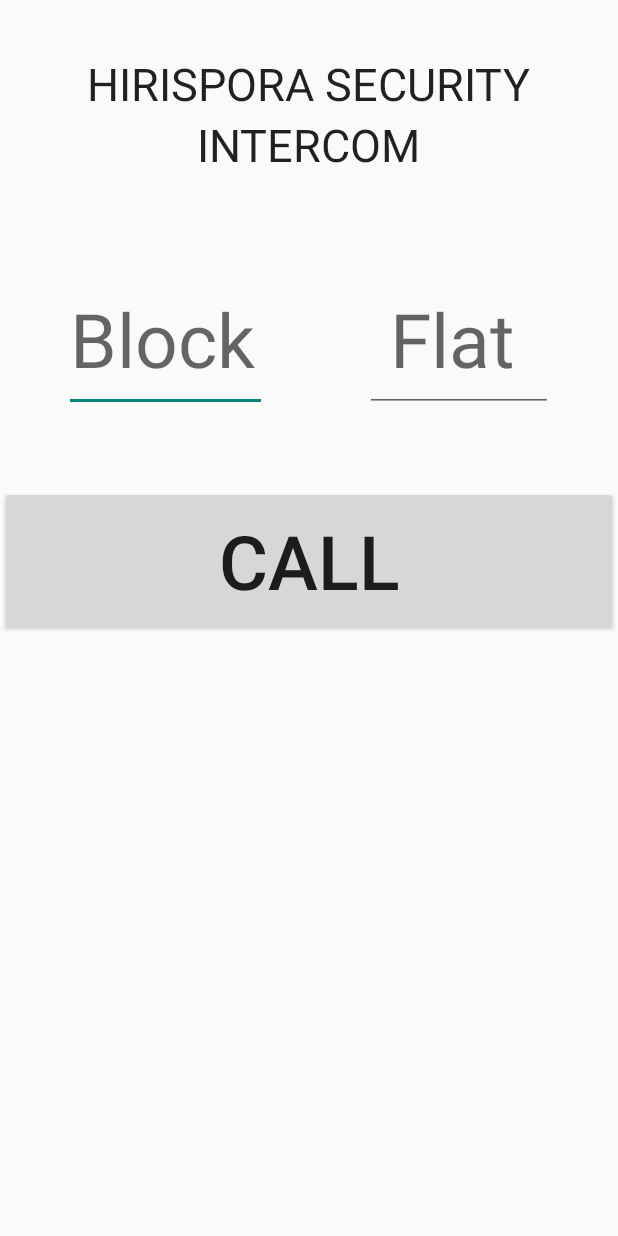
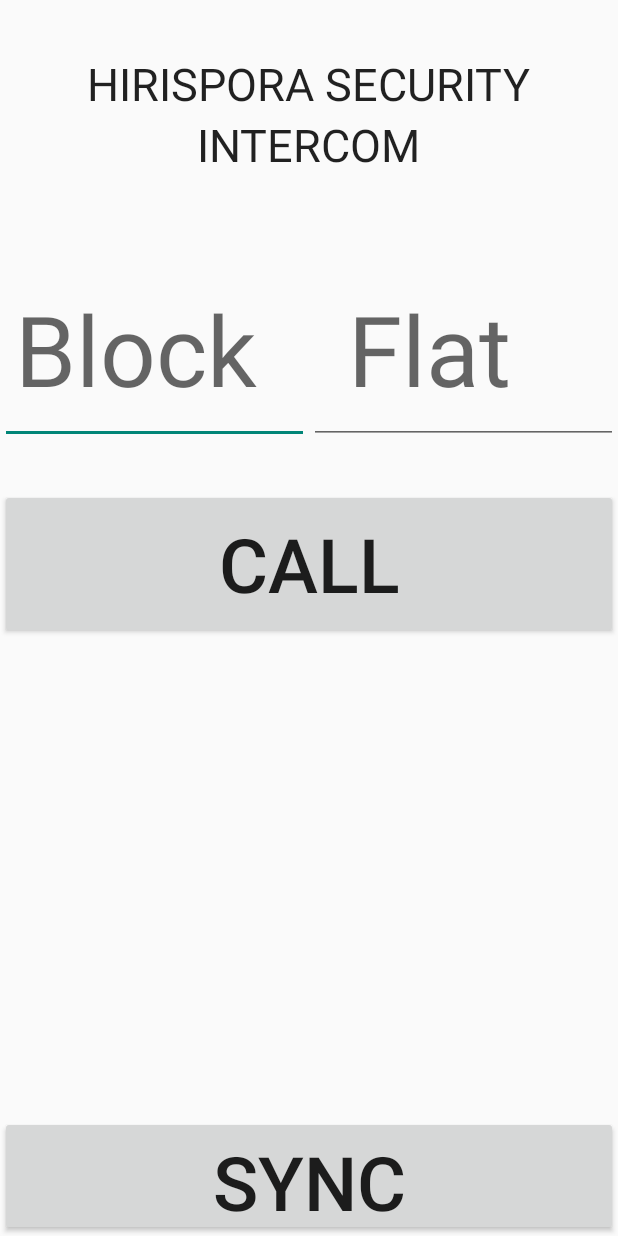
Before and after one commit to varunpatro/hrs-phone-map, an Android app: the screen it shows after launch (MainActivity), on a phone screen of 412 x 824 dp. Run offline under Robolectric (Android 15) with nearby library versions, the phone set to English and light mode, and no system bars; our stand-ins replace Volley.

```diff
--- a/app/src/main/res/layout/activity_main.xml
+++ b/app/src/main/res/layout/activity_main.xml
@@ -4,6 +4,14 @@
     android:orientation="vertical"
     android:weightSum="1"
     android:id="@+id/main_design">
+
+    <TextView
+        android:layout_width="wrap_content"
+        android:layout_height="wrap_content"
+        android:id="@+id/top_center"
+        android:layout_alignParentTop="true"
+        android:layout_centerHorizontal="true" />
+
 
     <TextView
         android:layout_width="wrap_content"
@@ -34,19 +42,23 @@
         android:layout_centerHorizontal="true" />
 
     <EditText android:id="@+id/block"
-        android:width="135dp"
+        android:width="125dp"
         android:layout_width="wrap_content"
         android:layout_height="wrap_content"
         android:hint="Block"
         android:inputType="number"
         android:layout_weight="0.11"
-        android:paddingTop="15dp"
-        android:paddingBottom="15dp"
-        android:textSize="50dp"
-        android:layout_marginTop="60dp"
+        android:textSize="65dp"
+        android:layout_marginTop="62dp"
+        android:maxLength="2"
         android:layout_below="@+id/title_line_2"
-        android:layout_alignStart="@id/title_line_1"
-        android:maxLength="2"/>
+        android:layout_alignParentStart="true"
+        android:layout_alignEnd="@id/top_center"
+        android:paddingLeft="10dp"
+        android:paddingTop="10dp"
+        android:paddingRight="10dp"
+        android:paddingBottom="20dp"
+        android:outlineProvider="bounds" />
 
     <EditText android:id="@+id/flat"
         android:width="125dp"
@@ -55,20 +67,23 @@
         android:hint=" Flat"
         android:inputType="number"
         android:layout_weight="0.11"
-        android:paddingTop="15dp"
-        android:paddingBottom="15dp"
-        android:textSize="50dp"
-        android:layout_alignEnd="@+id/title_line_1"
+        android:paddingTop="10dp"
+        android:paddingBottom="20dp"
+        android:textSize="65dp"
         android:maxLength="4"
-        android:layout_alignTop="@+id/block" />
+        android:paddingLeft="10dp"
+        android:paddingRight="10dp"
+        android:layout_alignTop="@+id/block"
+        android:layout_alignParentEnd="true"
+        android:layout_alignStart="@id/top_center" />
 
     <Button android:id="@+id/makeCall"
         android:layout_width="wrap_content"
         android:layout_height="wrap_content"
-        android:text="Call"
+        android:text="CALL"
         android:layout_weight="0.19"
         android:layout_gravity="center_horizontal"
-        android:layout_marginTop="49dp"
+        android:layout_marginTop="30dp"
         android:height="100dp"
         android:textSize="50dp"
         android:layout_below="@+id/block"
@@ -76,14 +91,31 @@
         android:layout_alignParentEnd="true"
         android:layout_alignParentStart="true" />
 
-    <TextView android:id="@+id/display"
+    <Button
+        android:id="@+id/sync"
         android:layout_width="wrap_content"
         android:layout_height="wrap_content"
-        android:textAppearance="?android:attr/textAppearanceMedium"
-        android:layout_marginTop="38dp"
-        android:layout_below="@+id/makeCall"
-        android:layout_alignEnd="@+id/title_line_1"
-        android:layout_alignStart="@+id/title_line_1" />
+        android:text="SYNC"
+        android:layout_weight="0.19"
+        android:layout_gravity="center_horizontal"
+        android:height="80dp"
+        android:textSize="50dp"
+        android:layout_alignParentBottom="true"
+        android:layout_centerHorizontal="true"
+        android:singleLine="false"
+        android:layout_alignParentEnd="true"
+        android:layout_alignParentStart="true" />
+
+    <TextView
+        android:layout_width="wrap_content"
+        android:layout_height="wrap_content"
+        android:textAppearance="?android:attr/textAppearanceLarge"
+        android:id="@+id/display"
+        android:layout_above="@+id/sync"
+        android:layout_centerHorizontal="true"
+        android:layout_alignParentEnd="false"
+        android:layout_alignParentStart="false"
+        android:padding="15dp" />
 
 
 </RelativeLayout>
```
Also changed, not shown: app/src/main/java/com/example/hrsphonemap/MainActivity.java (+49 -16 lines).
